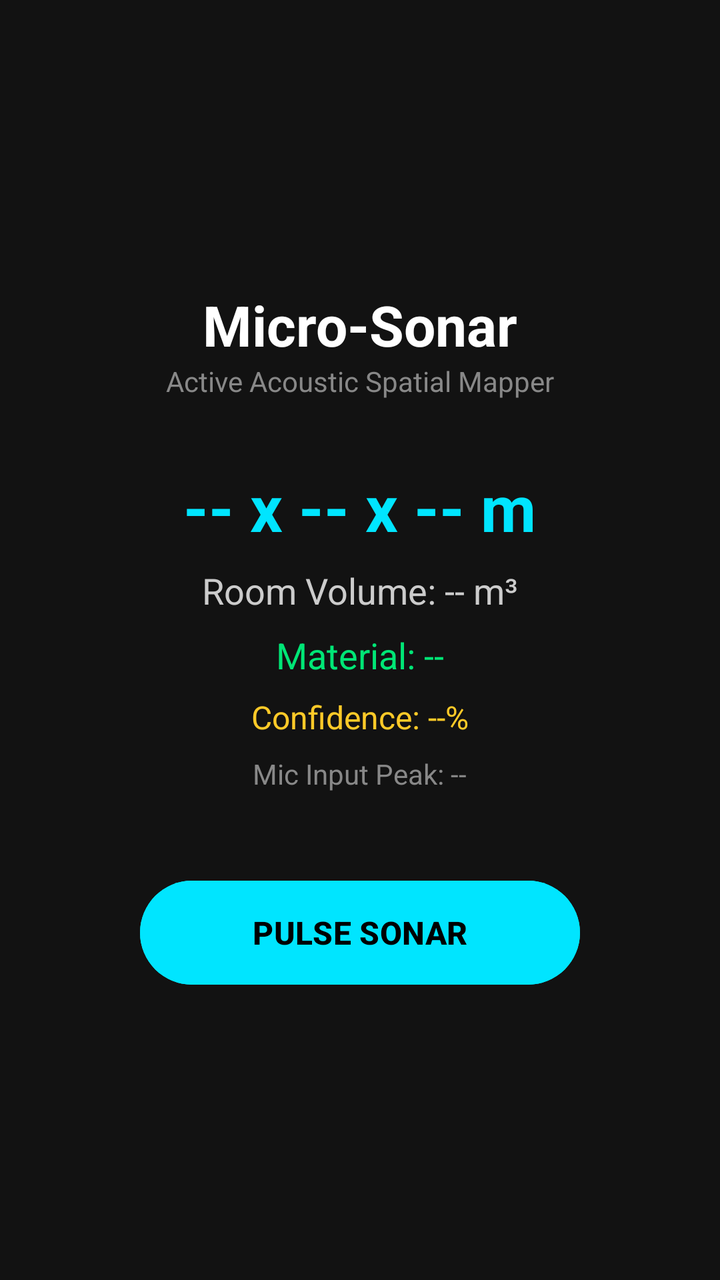
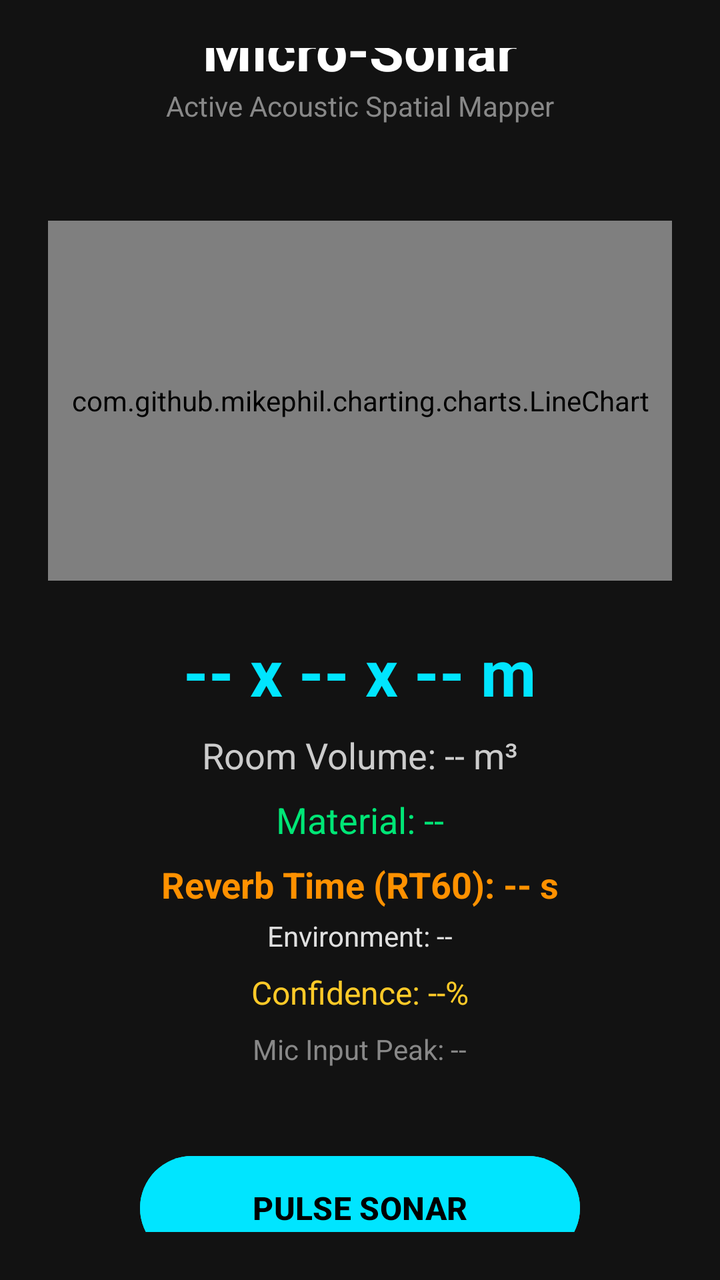

Before-and-after screenshots of an Android layout around one commit, followed by the original layout XML and the change that was made.
<!-- AndroidManifest.xml: application theme Theme.MicroSonarApp -->
<!-- res/layout/activity_main.xml -->
<?xml version="1.0" encoding="utf-8"?>
<LinearLayout xmlns:android="http://schemas.android.com/apk/res/android"
    android:layout_width="match_parent"
    android:layout_height="match_parent"
    android:orientation="vertical"
    android:gravity="center"
    android:padding="24dp"
    android:background="#121212">

    <TextView
        android:layout_width="wrap_content"
        android:layout_height="wrap_content"
        android:text="Micro-Sonar"
        android:textSize="28sp"
        android:textStyle="bold"
        android:textColor="#FFFFFF" />

    <TextView
        android:layout_width="wrap_content"
        android:layout_height="wrap_content"
        android:text="Active Acoustic Spatial Mapper"
        android:textSize="14sp"
        android:textColor="#888888"
        android:layout_marginBottom="32dp" />

    <TextView
        android:id="@+id/tvDimensions"
        android:layout_width="wrap_content"
        android:layout_height="wrap_content"
        android:text="-- x -- x -- m"
        android:textSize="32sp"
        android:textStyle="bold"
        android:textColor="#00E5FF" />

    <TextView
        android:id="@+id/tvVolume"
        android:layout_width="wrap_content"
        android:layout_height="wrap_content"
        android:text="Room Volume: -- m³"
        android:textSize="18sp"
        android:textColor="#CCCCCC"
        android:layout_marginTop="8dp" />

    <TextView
        android:id="@+id/tvMaterial"
        android:layout_width="wrap_content"
        android:layout_height="wrap_content"
        android:text="Material: --"
        android:textSize="18sp"
        android:textColor="#00E676"
        android:layout_marginTop="8dp" />

    <TextView
        android:id="@+id/tvConfidence"
        android:layout_width="wrap_content"
        android:layout_height="wrap_content"
        android:text="Confidence: --%"
        android:textSize="16sp"
        android:textColor="#FFCA28"
        android:layout_marginTop="8dp" />

    <TextView
        android:id="@+id/tvMicLevel"
        android:layout_width="wrap_content"
        android:layout_height="wrap_content"
        android:text="Mic Input Peak: --"
        android:textSize="14sp"
        android:textColor="#888888"
        android:layout_marginTop="8dp"
        android:layout_marginBottom="40dp" />

    <Button
        android:id="@+id/btnPing"
        android:layout_width="220dp"
        android:layout_height="60dp"
        android:text="PULSE SONAR"
        android:textSize="16sp"
        android:textStyle="bold"
        android:backgroundTint="#00E5FF"
        android:textColor="#000000" />

</LinearLayout>
<!-- resources referenced by this layout -->
<resources>
  <style name="Theme.MicroSonarApp" parent="Base.Theme.MicroSonarApp" />
  <style name="Base.Theme.MicroSonarApp" parent="Theme.Material3.DayNight.NoActionBar">
          
          
      </style>
</resources>

<!-- the commit's change to res/layout/activity_main.xml (unified diff, before → after) -->
@@ -22,6 +22,13 @@
         android:textSize="14sp"
         android:textColor="#888888"
         android:layout_marginBottom="32dp" />
+
+    <com.github.mikephil.charting.charts.LineChart
+        android:id="@+id/waveformChart"
+        android:layout_width="match_parent"
+        android:layout_height="180dp"
+        android:layout_marginTop="16dp"
+        android:layout_marginBottom="24dp" />
 
     <TextView
         android:id="@+id/tvDimensions"
@@ -49,6 +56,25 @@
         android:textSize="18sp"
         android:textColor="#00E676"
         android:layout_marginTop="8dp" />
+
+    <TextView
+        android:id="@+id/tvRT60"
+        android:layout_width="wrap_content"
+        android:layout_height="wrap_content"
+        android:text="Reverb Time (RT60): -- s"
+        android:textSize="18sp"
+        android:textColor="#FF9100"
+        android:textStyle="bold"
+        android:layout_marginTop="8dp" />
+
+    <TextView
+        android:id="@+id/tvRoomType"
+        android:layout_width="wrap_content"
+        android:layout_height="wrap_content"
+        android:text="Environment: --"
+        android:textSize="14sp"
+        android:textColor="#E0E0E0"
+        android:layout_marginTop="4dp" />
 
     <TextView
         android:id="@+id/tvConfidence"
